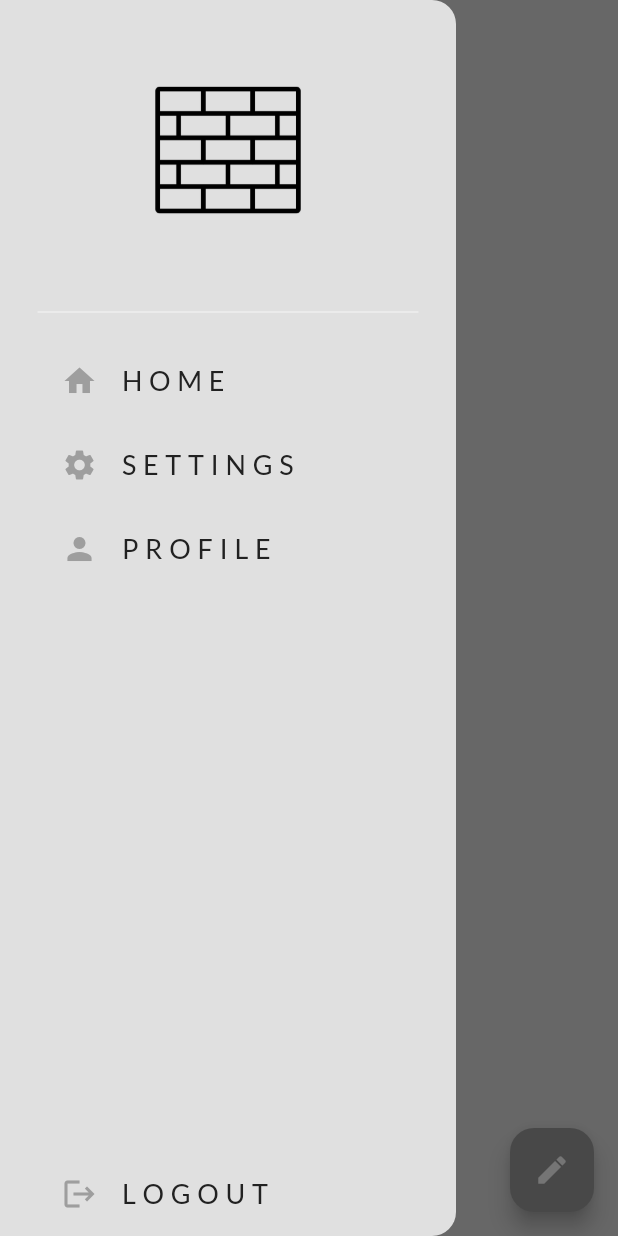
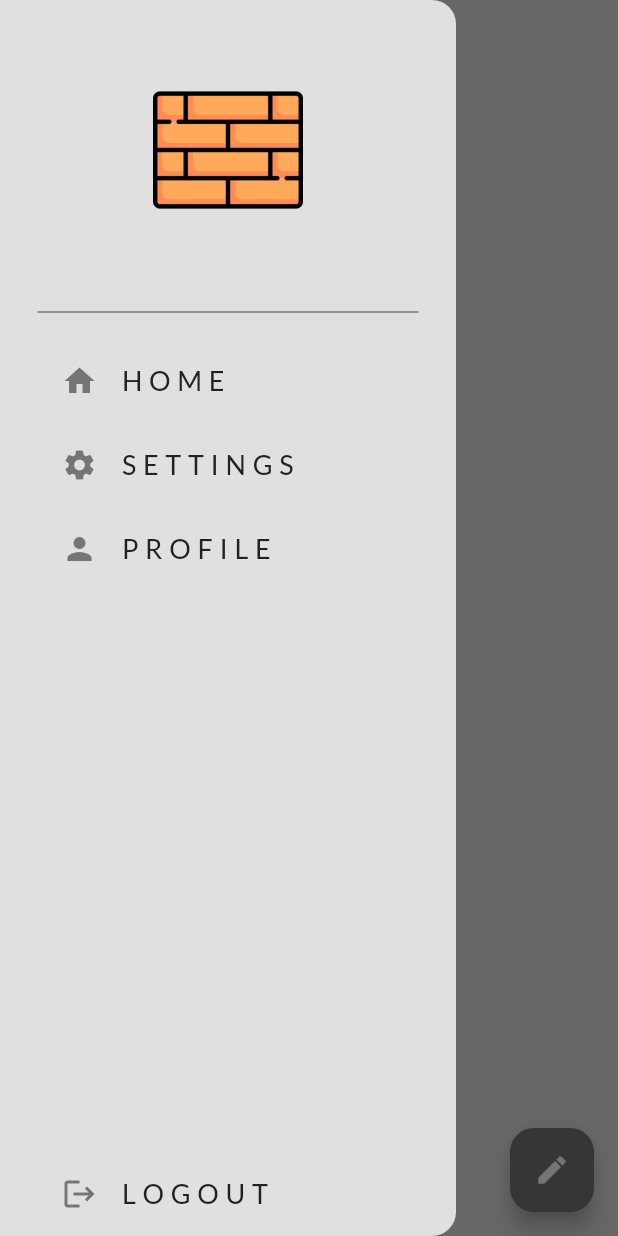
Before and after one commit to 0xAhmd/wallgram, a Flutter app: the screen it shows once a user with an empty profile is signed in, with the side drawer open, on a phone screen of 412 x 824 dp. Run offline on Flutter 3.47's test engine with Material 3 defaults, Android fonts, the phone set to English and light mode, and no system bars; our stand-ins replace cloud_firestore, device_preview, firebase_auth, firebase_core, google_fonts; accounts and stored records are empty; network calls fail.

Commit message:
update assets with minor refactor

```diff
--- a/lib/components/drawer.dart
+++ b/lib/components/drawer.dart
@@ -31,7 +31,7 @@ class MyDrawer extends StatelessWidget {
                 padding: const EdgeInsets.symmetric(vertical: 50.0),
                 child: Image.asset('assets/wall.png', width: 100),
               ),
-              Divider(color: Theme.of(context).colorScheme.secondary),
+              Divider(color: Theme.of(context).colorScheme.primary),
               const SizedBox(height: 10),
               DrawerListTile(
                 icon: Icons.home,
--- a/lib/themes/light_mode.dart
+++ b/lib/themes/light_mode.dart
@@ -6,7 +6,7 @@ ThemeData lightMode = ThemeData(
 
   colorScheme: ColorScheme.light(
     surface: Colors.grey.shade300,
-    primary: Colors.grey.shade500,
+    primary: Colors.grey.shade600,
     secondary: Colors.grey.shade200,
     tertiary: Colors.white,
     inversePrimary: Colors.grey.shade900,
```
Also changed, not shown: assets/wall.png.
